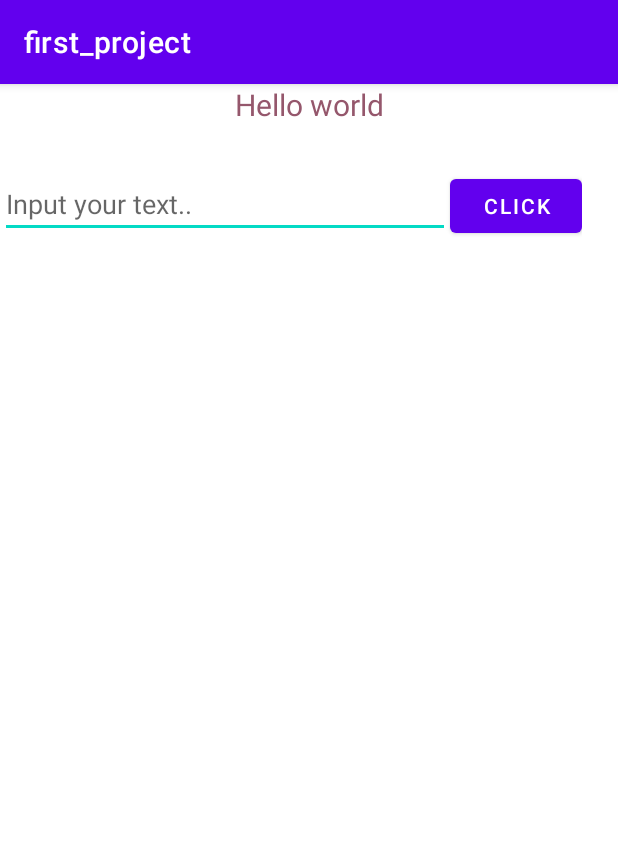
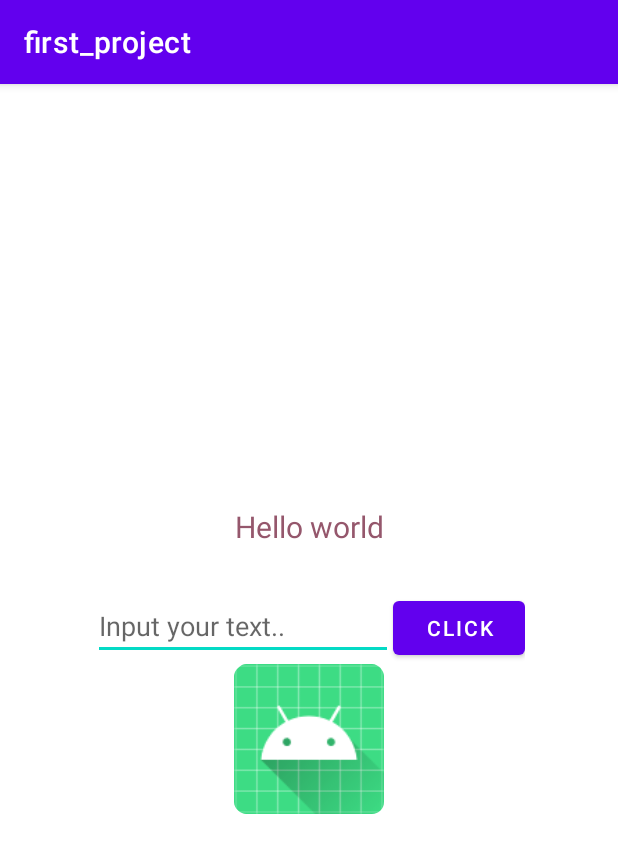
Before and after one commit to asci-00/android_study, an Android app: the screen it shows after launch (MainActivity), on a phone screen of 412 x 824 dp. Shown: the top 853 px of the screen. Run offline under Robolectric (Android 15) with nearby library versions, the phone set to English and light mode, and no system bars.

Commit message:
feat: sample imageView 및 toast 기능 구현

```diff
--- a/app/src/main/java/com/example/first_project/MainActivity.java
+++ b/app/src/main/java/com/example/first_project/MainActivity.java
@@ -6,10 +6,13 @@ import android.os.Bundle;
 import android.view.View;
 import android.widget.Button;
 import android.widget.EditText;
+import android.widget.ImageView;
+import android.widget.Toast;
 
 public class MainActivity extends AppCompatActivity {
     EditText et_id;
     Button btn_test;
+    ImageView img;
 
     @Override
     protected void onCreate(Bundle savedInstanceState) {
@@ -18,13 +21,20 @@ public class MainActivity extends AppCompatActivity {
 
         et_id = findViewById(R.id.et_id);   // xml에서 해당 id 값을 가진 view를 가져옴
         btn_test = findViewById(R.id.btn_test);
+        img = findViewById(R.id.image);
 
         btn_test.setOnClickListener(new View.OnClickListener() {
-
             @Override
             public void onClick(View view) {
                 et_id.setText("Custom Input Text");
             }
         });
+
+        img.setOnClickListener(new View.OnClickListener() {
+            @Override
+            public void onClick(View view) {
+                Toast.makeText(getApplicationContext(), "Sample toast message", Toast.LENGTH_SHORT).show();
+            }
+        });
     }
 }
--- a/app/src/main/res/layout/activity_main.xml
+++ b/app/src/main/res/layout/activity_main.xml
@@ -5,7 +5,8 @@
     android:layout_width="match_parent"
     android:layout_height="match_parent"
     tools:context=".MainActivity"
-    android:orientation="vertical">
+    android:orientation="vertical"
+    android:gravity="center">
     <TextView
         android:layout_width="match_parent"
         android:layout_height="wrap_content"
@@ -22,7 +23,7 @@
         android:textAlignment="center">
         <EditText
             android:id="@+id/et_id"
-            android:layout_width="300dp"
+            android:layout_width="200dp"
             android:layout_height="wrap_content"
             android:hint="Input your text.."/>
         <Button
@@ -31,5 +32,10 @@
             android:layout_height="wrap_content"
             android:text="Click"/>
     </LinearLayout>
+    <ImageView
+        android:id="@+id/image"
+        android:layout_width="100dp"
+        android:layout_height="100dp"
+        android:src="@mipmap/ic_launcher"/>
 
 </LinearLayout>
```
